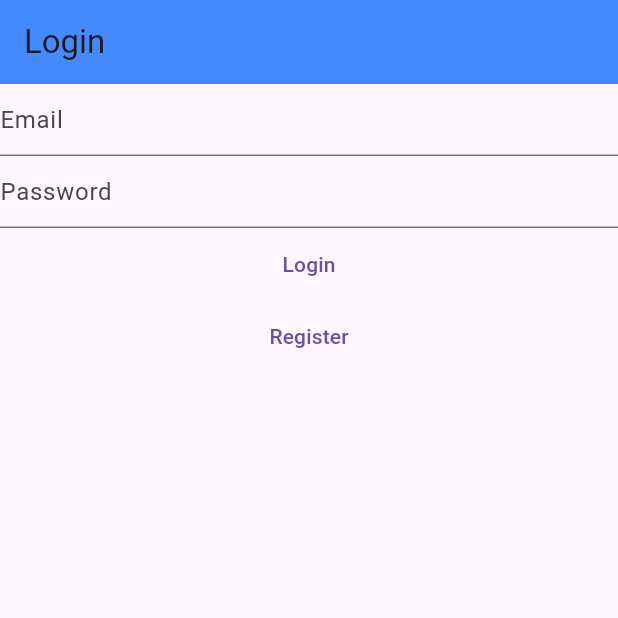
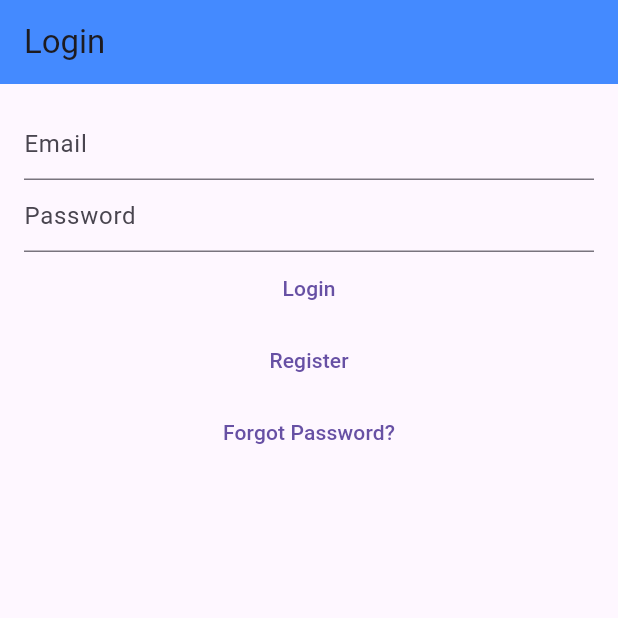
Before and after one commit to chaos910/flutterPractice, a Flutter app: the screen it shows after launch, on a phone screen of 412 x 824 dp, the top half of it. Run offline on Flutter 3.47's test engine with Material 2 defaults, Android fonts, the phone set to English and light mode, and no system bars; our stand-ins replace bloc, equatable, firebase_auth, firebase_core, flutter_bloc; accounts and stored records are empty.

Commit message:
Finished Creating the Login, Register, Forgot Password and Send Email Verification Functions

```diff
--- a/lib/helpers/loading/loading_screen.dart
+++ b/lib/helpers/loading/loading_screen.dart
@@ -44,9 +44,9 @@
           child: Center(
             child: Container(
               constraints: BoxConstraints(
-                maxHeight: size.width * 0.8,
+                maxHeight: size.height * 0.8,
                 maxWidth: size.width * 0.8,
-                minHeight: size.width * 0.5,
+                minWidth: size.width * 0.5,
               ),
               decoration: BoxDecoration(
                   color: Colors.white,
--- a/lib/main.dart
+++ b/lib/main.dart
@@ -5,7 +5,7 @@
 import 'package:flutterpractice/services/auth/bloc/auth_event.dart';
 import 'package:flutterpractice/services/auth/bloc/auth_state.dart';
 import 'package:flutterpractice/services/auth/firebase_auth_provider.dart';
-import 'package:flutterpractice/util/show_error_dialog.dart';
+import 'package:flutterpractice/views/forgot_password_view.dart';
 import 'package:flutterpractice/views/home_page_view.dart';
 import 'package:flutterpractice/views/login_view.dart';
 import 'package:flutterpractice/views/register_view.dart';
@@ -36,6 +36,8 @@
       if (state.isLoading) {
         LoadingScreen().show(
             context: context, text: state.loadingText ?? "Please wait...");
+      } else {
+        LoadingScreen().hide();
       }
     }, builder: (context, state) {
       if (state is AuthStateLoggedIn) {
@@ -46,6 +48,8 @@
         return const LoginView();
       } else if (state is AuthStateRegistering) {
         return const RegisterView();
+      } else if (state is AuthStateForgotPassword) {
+        return const ForgotPasswordView();
       } else if (state is AuthStateGetUserName) {
         return const Scaffold(
           body: Text("We got your Username"),
--- a/lib/services/auth/auth_provider.dart
+++ b/lib/services/auth/auth_provider.dart
@@ -18,4 +18,6 @@
   Future<void> logOut();
 
   Future<void> sendEmailVerification();
+
+  Future<void> sendPasswordReset({required String toEmail});
 }
--- a/lib/services/auth/auth_service.dart
+++ b/lib/services/auth/auth_service.dart
@@ -40,4 +40,8 @@
 
   @override
   Future<void> initialize() => provider.initialize();
+
+  @override
+  Future<void> sendPasswordReset({required String toEmail}) =>
+      provider.sendPasswordReset(toEmail: toEmail);
 }
--- a/lib/services/auth/bloc/auth_event.dart
+++ b/lib/services/auth/bloc/auth_event.dart
@@ -38,3 +38,9 @@
 class AuthEventGetUser extends AuthEvent {
   const AuthEventGetUser();
 }
+
+class AuthEventForgotPassword extends AuthEvent {
+  final String? email;
+
+  const AuthEventForgotPassword({this.email});
+}
--- a/lib/services/auth/bloc/auth_state.dart
+++ b/lib/services/auth/bloc/auth_state.dart
@@ -1,3 +1,5 @@
+import 'dart:core';
+
 import 'package:flutter/foundation.dart';
 import 'package:flutterpractice/services/auth/auth_user.dart';
 import 'package:equatable/equatable.dart';
@@ -10,6 +12,17 @@
   const AuthState({
     required this.isLoading,
     this.loadingText = "Please wait a moment",
+  });
+}
+
+class AuthStateForgotPassword extends AuthState {
+  final Exception? exception;
+  final bool hasSentEmail;
+
+  const AuthStateForgotPassword({
+    required this.exception,
+    required this.hasSentEmail,
+    required super.isLoading,
   });
 }
 
--- a/lib/util/loading_dialog.dart
+++ b/lib/util/loading_dialog.dart
@@ -12,7 +12,7 @@
       children: [
         const CircularProgressIndicator(),
         const SizedBox(
-          height: 10.0,
+          height: 5.0,
         ),
         Text(text),
       ],
--- /dev/null
+++ b/lib/util/password_reset_email_dialog.dart
@@ -0,0 +1,14 @@
+import 'package:flutter/cupertino.dart';
+import 'package:flutterpractice/util/generic_dialog.dart';
+
+Future<void> showPasswordResetSentDialog(BuildContext context) {
+  return showGenericDialog(
+    context: context,
+    title: "Password Reset",
+    content:
+        "We have now sent you a password reset link. Please check your email for more information",
+    optionsBuilder: () => {
+      "Okay": null,
+    },
+  );
+}
--- a/lib/views/login_view.dart
+++ b/lib/views/login_view.dart
@@ -4,7 +4,6 @@
 import 'package:flutterpractice/services/auth/bloc/auth_bloc.dart';
 import 'package:flutterpractice/services/auth/bloc/auth_event.dart';
 import 'package:flutterpractice/services/auth/bloc/auth_state.dart';
-import 'package:flutterpractice/util/loading_dialog.dart';
 
 import '../services/auth/auth_exceptions.dart';
 import '../util/show_error_dialog.dart';
@@ -19,7 +18,6 @@
 class _LoginViewState extends State<LoginView> {
   late final TextEditingController _email;
   late final TextEditingController _password;
-  CloseDialog? _closeDialogHandle;
 
   @override
   void initState() {
@@ -54,7 +52,9 @@
           title: const Text("Login"),
           backgroundColor: Colors.blueAccent,
         ),
-        body: Column(
+        body: Padding(
+          padding: const EdgeInsets.all(16.0),
+          child: Column(
             children: [
               TextField(
                 controller: _email,
@@ -90,11 +90,19 @@
               TextButton(
                   onPressed: () {
                     context
-                      .read()<AuthBloc>()
+                        .read<AuthBloc>()
                         .add(const AuthEventShouldRegister());
                   },
-                child: const Text("Register"))
+                  child: const Text("Register")),
+              TextButton(
+                  onPressed: () {
+                    context
+                        .read<AuthBloc>()
+                        .add(const AuthEventForgotPassword());
+                  },
+                  child: const Text("Forgot Password?"))
             ],
+          ),
         ),
       ),
     );
--- a/lib/views/register_view.dart
+++ b/lib/views/register_view.dart
@@ -51,7 +51,9 @@
         appBar: AppBar(
           title: const Text("Register"),
         ),
-        body: Column(
+        body: Padding(
+          padding: const EdgeInsets.all(16.0),
+          child: Column(
             children: [
               TextField(
                 controller: _email,
@@ -93,6 +95,7 @@
             ],
           ),
         ),
+      ),
     );
   }
 }
```
Also changed, not shown: lib/services/auth/bloc/auth_bloc.dart (+44 -1 lines), lib/services/auth/firebase_auth_provider.dart (+18 -0 lines), lib/util/generic_dialog.dart (added, +34 -0 lines), lib/views/forgot_password_view.dart (added, +86 -0 lines), 1 other file. Lines whose indentation alone changed are shown as unchanged.
